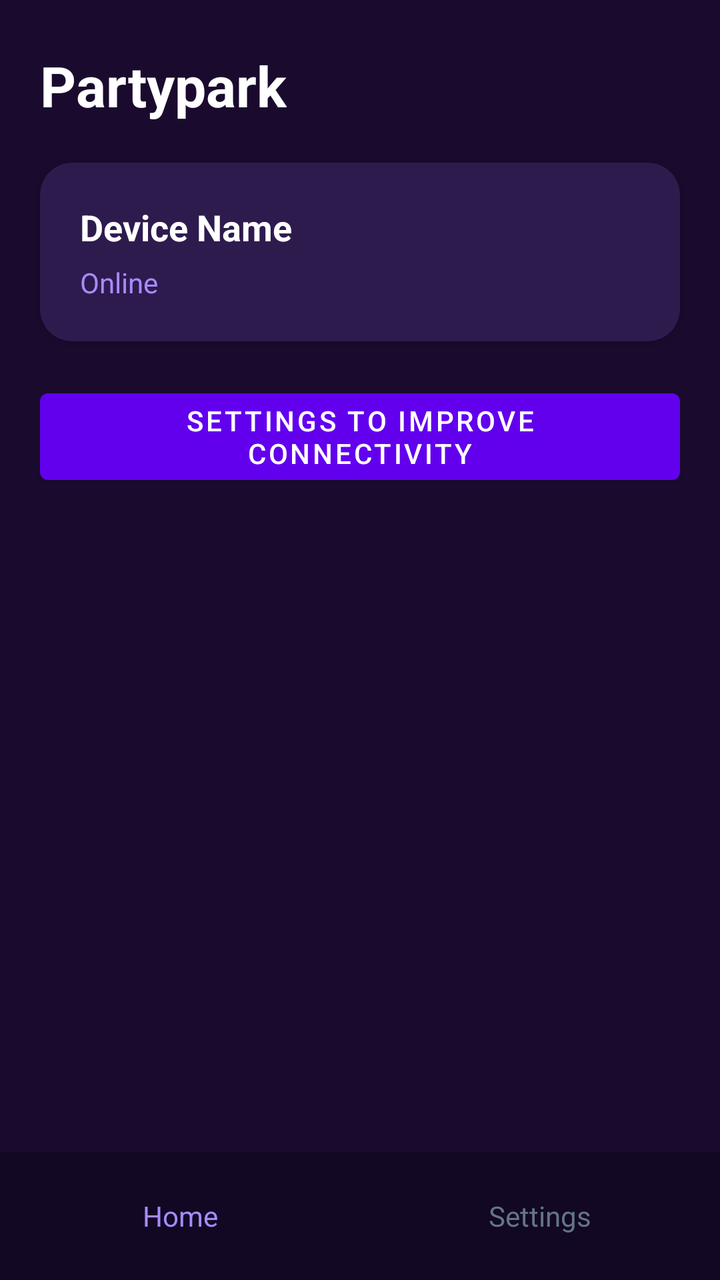
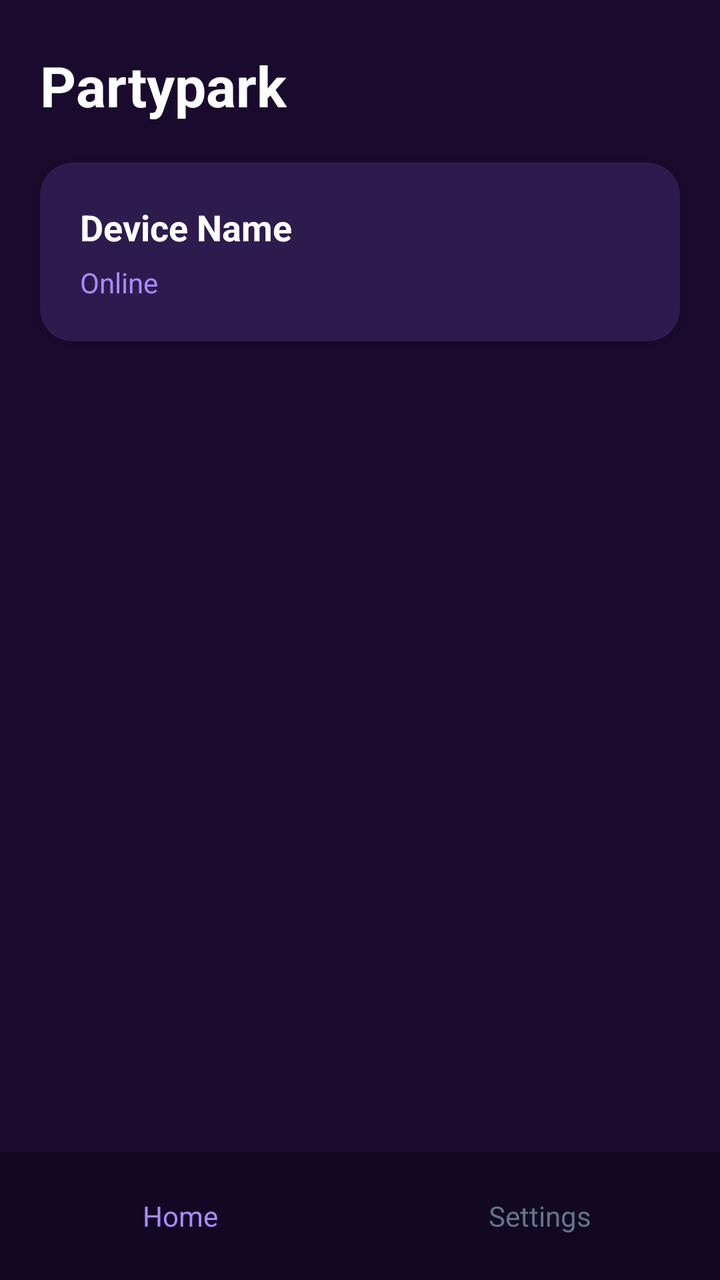

Two renders of the same Android screen: before a commit and after it. Below are the layout's source before the change and the commit's diff.
<!-- AndroidManifest.xml: application theme Theme.Partypark -->
<!-- res/layout/activity_home.xml -->
<?xml version="1.0" encoding="utf-8"?>
<androidx.constraintlayout.widget.ConstraintLayout xmlns:android="http://schemas.android.com/apk/res/android"
    xmlns:app="http://schemas.android.com/apk/res-auto"
    android:layout_width="match_parent"
    android:layout_height="match_parent"
    android:background="#1a0b2e">

    <TextView
        android:id="@+id/home_title"
        android:layout_width="wrap_content"
        android:layout_height="wrap_content"
        android:layout_marginStart="20dp"
        android:layout_marginTop="24dp"
        android:text="Partypark"
        android:textColor="#FFFFFF"
        android:textSize="28sp"
        android:textStyle="bold"
        app:layout_constraintStart_toStartOf="parent"
        app:layout_constraintTop_toTopOf="parent" />

    <com.google.android.material.card.MaterialCardView
        android:id="@+id/status_card"
        android:layout_width="0dp"
        android:layout_height="wrap_content"
        android:layout_margin="20dp"
        app:cardBackgroundColor="#2d1b4e"
        app:cardCornerRadius="16dp"
        app:layout_constraintEnd_toEndOf="parent"
        app:layout_constraintStart_toStartOf="parent"
        app:layout_constraintTop_toBottomOf="@id/home_title">

        <LinearLayout
            android:layout_width="match_parent"
            android:layout_height="wrap_content"
            android:orientation="vertical"
            android:padding="20dp">

            <TextView
                android:id="@+id/device_name_text"
                android:layout_width="wrap_content"
                android:layout_height="wrap_content"
                android:text="Device Name"
                android:textColor="#FFFFFF"
                android:textSize="18sp"
                android:textStyle="bold" />

            <TextView
                android:id="@+id/status_text"
                android:layout_width="wrap_content"
                android:layout_height="wrap_content"
                android:layout_marginTop="6dp"
                android:text="Online"
                android:textColor="#a78bfa"
                android:textSize="14sp" />
        </LinearLayout>
    </com.google.android.material.card.MaterialCardView>

    <com.google.android.material.button.MaterialButton
        android:id="@+id/improve_connectivity_btn"
        android:layout_width="0dp"
        android:layout_height="wrap_content"
        android:layout_margin="20dp"
        android:text="Settings to improve connectivity"
        app:layout_constraintEnd_toEndOf="parent"
        app:layout_constraintStart_toStartOf="parent"
        app:layout_constraintTop_toBottomOf="@id/status_card" />

    <LinearLayout
        android:id="@+id/bottom_nav"
        android:layout_width="0dp"
        android:layout_height="64dp"
        android:background="#120824"
        android:gravity="center"
        android:orientation="horizontal"
        app:layout_constraintBottom_toBottomOf="parent"
        app:layout_constraintEnd_toEndOf="parent"
        app:layout_constraintStart_toStartOf="parent">

        <TextView
            android:id="@+id/nav_home"
            android:layout_width="0dp"
            android:layout_height="match_parent"
            android:layout_weight="1"
            android:gravity="center"
            android:text="Home"
            android:textColor="#a78bfa"
            android:textSize="14sp" />

        <TextView
            android:id="@+id/nav_settings"
            android:layout_width="0dp"
            android:layout_height="match_parent"
            android:layout_weight="1"
            android:gravity="center"
            android:text="Settings"
            android:textColor="#64748b"
            android:textSize="14sp" />
    </LinearLayout>

</androidx.constraintlayout.widget.ConstraintLayout>
<!-- resources referenced by this layout -->
<resources>
  <style name="Theme.Partypark" parent="Theme.MaterialComponents.DayNight.DarkActionBar">
          <item name="colorPrimary">@color/purple_500</item>
          <item name="colorPrimaryVariant">@color/purple_700</item>
          <item name="colorOnPrimary">@color/white</item>
          <item name="colorSecondary">@color/teal_200</item>
          <item name="colorSecondaryVariant">@color/teal_700</item>
          <item name="colorOnSecondary">@color/black</item>
          <item name="android:statusBarColor">?attr/colorPrimaryVariant</item>
      </style>
  <color name="purple_500">#FF6200EE</color>
  <color name="purple_700">#FF3700B3</color>
  <color name="white">#FFFFFFFF</color>
  <color name="teal_200">#FF03DAC5</color>
  <color name="teal_700">#FF018786</color>
  <color name="black">#FF000000</color>
</resources>

<!-- the commit's change to res/layout/activity_home.xml (unified diff, before → after) -->
@@ -55,16 +55,6 @@
         </LinearLayout>
     </com.google.android.material.card.MaterialCardView>
 
-    <com.google.android.material.button.MaterialButton
-        android:id="@+id/improve_connectivity_btn"
-        android:layout_width="0dp"
-        android:layout_height="wrap_content"
-        android:layout_margin="20dp"
-        android:text="Settings to improve connectivity"
-        app:layout_constraintEnd_toEndOf="parent"
-        app:layout_constraintStart_toStartOf="parent"
-        app:layout_constraintTop_toBottomOf="@id/status_card" />
-
     <LinearLayout
         android:id="@+id/bottom_nav"
         android:layout_width="0dp"
